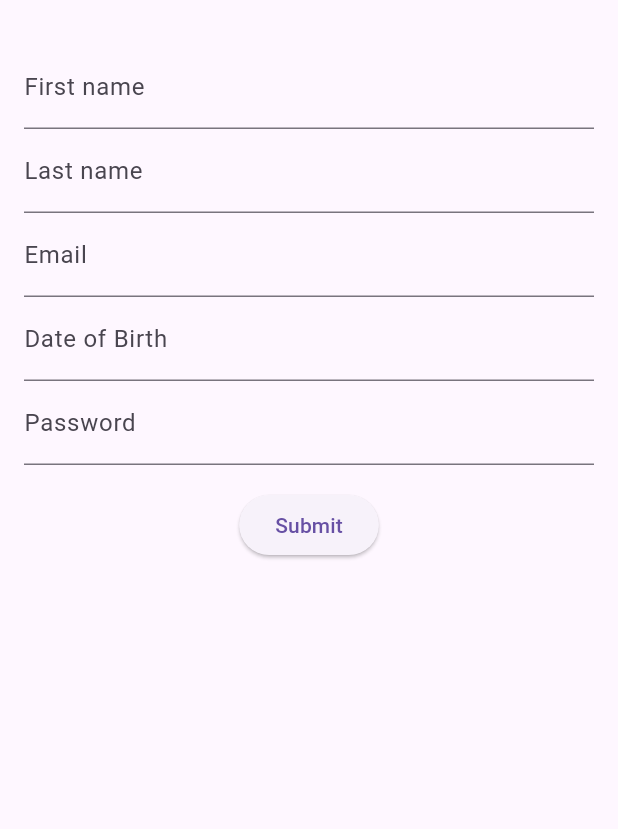
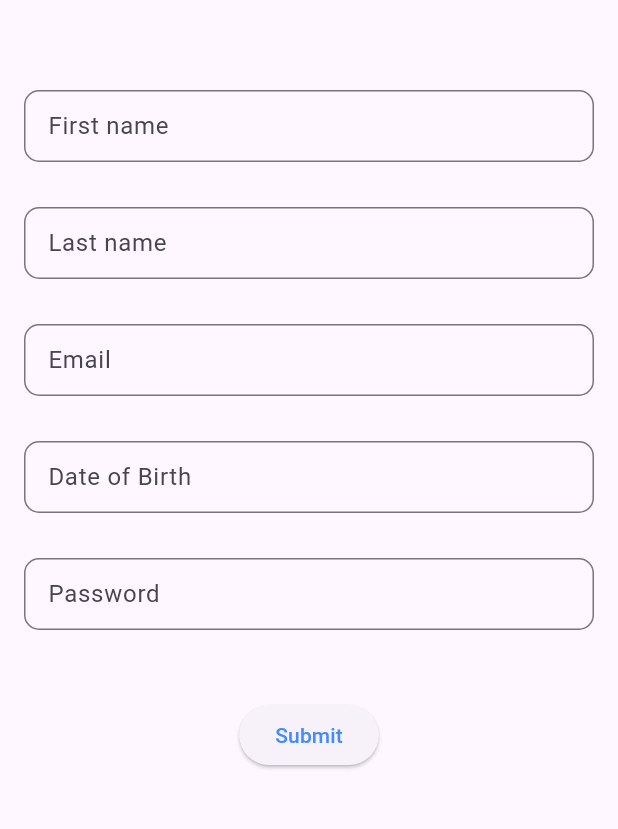
Before and after one commit to FaithNnakwe/Sign_Up_Page, a Flutter app: the screen it shows after launch, on a phone screen of 412 x 824 dp, the part 63-892 px from its top. Run offline on Flutter 3.47's test engine with Material 3 defaults, Android fonts, the phone set to English and light mode, and no system bars.

Commit message:
Added navigation to complete signup Page

```diff
--- /dev/null
+++ b/lib/complete.dart
@@ -0,0 +1,27 @@
+import 'package:flutter/material.dart';
+
+class SignUpCompletePage extends StatelessWidget {
+  const SignUpCompletePage({super.key});
+
+  @override
+  Widget build(BuildContext context) {
+    return Scaffold(
+      body: Center(
+        child: Text(
+          'Sign up Complete!',
+          style: TextStyle(
+            fontSize: 24.0,
+            fontWeight: FontWeight.bold,
+            color: Colors.green,
+          ),
+        ),
+      ),
+    );
+  }
+}
+
+void main() {
+  runApp(MaterialApp(
+    home: SignUpCompletePage(),
+  ));
+}
--- a/lib/main.dart
+++ b/lib/main.dart
@@ -1,5 +1,6 @@
 import 'package:flutter/material.dart';
 import 'package:intl/intl.dart';
+import 'complete.dart';
 
 void main() => runApp(const MyApp());
 
@@ -27,28 +28,59 @@ class SignupForm extends StatefulWidget {
   @override
   SignupFormState createState() => SignupFormState();
 }
-
+// Create a corresponding State class.
+// This class holds data related to the form
 class SignupFormState extends State<SignupForm> {
+  // Create a global key that uniquely identifies the Form widget
+  // and allows validation of the form.
+  //
+  // Note: This is a GlobalKey<FormState>,
+  // not a GlobalKey<MyCustomFormState>.
   final _formKey = GlobalKey<FormState>();
   final TextEditingController _dobController = TextEditingController();
 
   @override
   Widget build(BuildContext context) {
-    return Form(
+    // Build a Form widget using the _formKey created above.
+    return SingleChildScrollView(
+    child: Form(
       key: _formKey,
       child: Column(
         crossAxisAlignment: CrossAxisAlignment.start,
         children: [
+          const SizedBox(height: 30,),
           TextFormField(
-            decoration: const InputDecoration(labelText: 'First name'),
+            decoration: const InputDecoration(
+              labelText: 'First name',
+              border: OutlineInputBorder(
+                borderRadius: BorderRadius.all(Radius.circular(10.0)),
+                borderSide:BorderSide(width: 2.0, color: Colors.lightBlueAccent)
+                ), // Adds a box around the input field
+              contentPadding: EdgeInsets.symmetric(horizontal: 12, vertical: 10),
+            ),
             validator: (value) => (value == null || value.isEmpty) ? 'Please enter your first name' : null,
           ),
+          const SizedBox(height: 30,),
           TextFormField(
-            decoration: const InputDecoration(labelText: 'Last name'),
+            decoration: const InputDecoration(
+              labelText: 'Last name',
+              border: OutlineInputBorder(
+                borderRadius: BorderRadius.all(Radius.circular(10.0)),
+                borderSide:BorderSide(width: 2.0, color: Colors.lightBlueAccent) ), // Adds a box around the input field
+              contentPadding: EdgeInsets.symmetric(horizontal: 12, vertical: 10),
+            ),
             validator: (value) => (value == null || value.isEmpty) ? 'Please enter your last name' : null,
           ),
+          const SizedBox(height: 30,),
           TextFormField(
-            decoration: const InputDecoration(labelText: 'Email'),
+            decoration: const InputDecoration(
+              labelText: 'Email',
+              border: OutlineInputBorder(
+                borderRadius: BorderRadius.all(Radius.circular(10.0)),
+                borderSide:BorderSide(width: 16.0, color: Colors.lightBlueAccent)
+                ), // Adds a box around the input field
+              contentPadding: EdgeInsets.symmetric(horizontal: 12, vertical: 10),
+            ),
             keyboardType: TextInputType.emailAddress,
             validator: (value) {
               if (value == null || value.isEmpty) {
@@ -61,9 +93,17 @@ class SignupFormState extends State<SignupForm> {
               return null;
             },
           ),
+          const SizedBox(height: 30,),
           TextFormField(
             controller: _dobController,
-            decoration: const InputDecoration(labelText: 'Date of Birth'),
+            decoration: const InputDecoration(
+              labelText: 'Date of Birth',
+              border: OutlineInputBorder(
+                borderRadius: BorderRadius.all(Radius.circular(10.0)),
+                borderSide:BorderSide(width: 16.0, color: Colors.lightBlueAccent)
+                ), // Adds a box around the input field
+              contentPadding: EdgeInsets.symmetric(horizontal: 12, vertical: 10),
+            ),
             readOnly: true,
             onTap: () async {
               DateTime? pickedDate = await showDatePicker(
@@ -80,8 +120,16 @@ class SignupFormState extends State<SignupForm> {
             },
             validator: (value) => (value == null || value.isEmpty) ? 'Please select your date of birth' : null,
           ),
+          const SizedBox(height: 30,),
           TextFormField(
-            decoration: const InputDecoration(labelText: 'Password'),
+            decoration: const InputDecoration(
+              labelText: 'Password',
+              border: OutlineInputBorder(
+                borderRadius: BorderRadius.all(Radius.circular(10.0)),
+                borderSide:BorderSide(width: 16.0, color: Colors.lightBlueAccent)
+                ), // Adds a box around the input field
+              contentPadding: EdgeInsets.symmetric(horizontal: 12, vertical: 10),
+            ),
             obscureText: true,
             validator: (value) {
               if (value == null || value.isEmpty) {
@@ -93,6 +141,7 @@ class SignupFormState extends State<SignupForm> {
               return null;
             },
           ),
+          const SizedBox(height: 30,),
           Padding(
             padding: const EdgeInsets.symmetric(vertical: 16.0),
             child: Center(
@@ -102,14 +151,24 @@ class SignupFormState extends State<SignupForm> {
                     ScaffoldMessenger.of(context).showSnackBar(
                       const SnackBar(content: Text('Processing Data')),
                     );
+                    // Simulate data processing and navigate to the next page
+                   Future.delayed(const Duration(seconds: 2), () {
+                // Navigate to the SignUpCompletePage
+                 Navigator.push(
+                  context,
+                  MaterialPageRoute(builder: (context) => SignUpCompletePage()),
+            );
+          });
                   }
                 },
-                child: const Text('Submit'),
+                child: const Text('Submit',
+                style: TextStyle(color: Colors.blueAccent),),
               ),
             ),
           ),
         ],
       ),
+    )
     );
   }
 }
```
